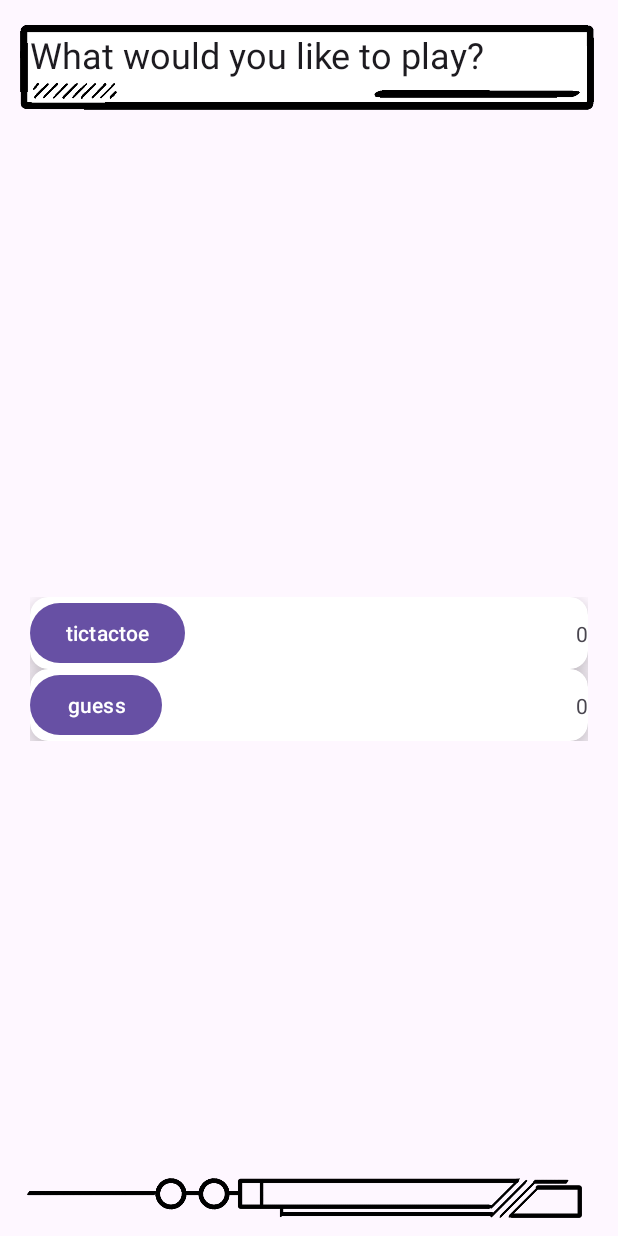
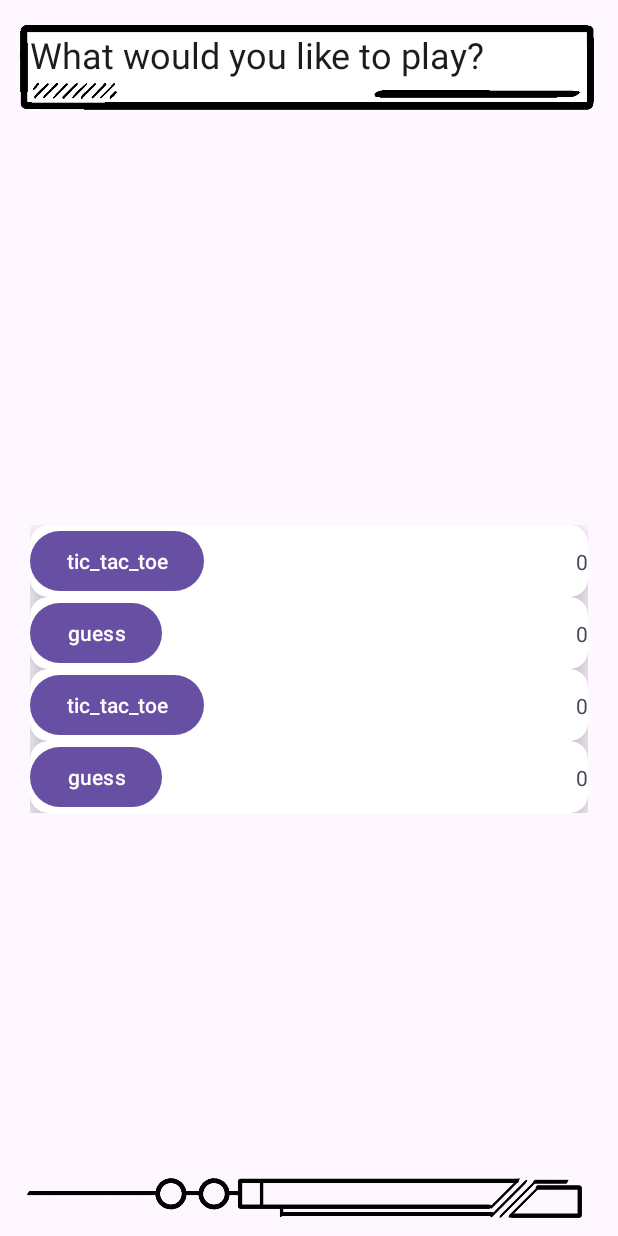
Before and after one commit to wozverine/SimpleGames, an Android app: the screen it shows after launch (MainActivity), after a tap on "guess", on a phone screen of 412 x 824 dp. Run offline under Robolectric (Android 15) with nearby library versions, the phone set to English and light mode, and no system bars; our stand-ins replace Dagger/Hilt's generated code, navigation-ui; 1 other tap on this screen came first.

Commit message:
tictactoe added

```diff
--- a/app/build.gradle.kts
+++ b/app/build.gradle.kts
@@ -70,7 +70,7 @@ dependencies {
     // Lifecycle
     implementation("androidx.lifecycle:lifecycle-viewmodel-ktx:2.6.2")
     implementation("androidx.lifecycle:lifecycle-livedata-ktx:2.6.2")
-    implementation("androidx.activity:activity-ktx:1.8.0")
+    implementation("androidx.activity:activity-ktx:1.8.1")
     //Glide - Lottie
     implementation ("com.github.bumptech.glide:glide:4.16.0")
     implementation ("com.airbnb.android:lottie:6.1.0")
--- a/app/src/main/java/com/glitch/simplegames/ui/home/HomeFragment.kt
+++ b/app/src/main/java/com/glitch/simplegames/ui/home/HomeFragment.kt
@@ -31,7 +31,7 @@ class HomeFragment : Fragment(R.layout.fragment_home) {
 
 
         with(binding){
-            Database.addGames(1,"tictactoe",0)
+            Database.addGames(1,"tic_tac_toe",0)
             Database.addGames(1,"guess",0)
             gameAdapter.updateList(Database.getGames())
             rvGameList.adapter = gameAdapter
@@ -53,6 +53,9 @@ class HomeFragment : Fragment(R.layout.fragment_home) {
     }
 
     private fun onGameClick(id: Int, title: String){
+        if(title=="tic_tac_toe"){
+            findNavController().navigate(R.id.action_homeFragment_to_tictactoeFragment)
+        }
         Toast.makeText(requireContext(), title , Toast.LENGTH_SHORT).show()
     }
 }
--- a/app/src/main/res/navigation/main_graph.xml
+++ b/app/src/main/res/navigation/main_graph.xml
@@ -19,5 +19,15 @@
         android:id="@+id/homeFragment"
         android:name="com.glitch.simplegames.ui.home.HomeFragment"
         android:label="fragment_select_game"
-        tools:layout="@layout/fragment_home" />
+        tools:layout="@layout/fragment_home" >
+        <action
+            android:id="@+id/action_homeFragment_to_tictactoeFragment"
+            app:destination="@id/tictactoeFragment" />
+    </fragment>
+
+    <fragment
+        android:id="@+id/tictactoeFragment"
+        android:name="com.glitch.simplegames.ui.tictactoe.TicTacToeFragment"
+        android:label="fragment_tic_tac_toe"
+        tools:layout="@layout/fragment_tictactoe"/>
 </navigation>
```
Also changed, not shown: app/src/main/java/com/glitch/simplegames/ui/tictactoe/TicTacToeFragment.kt (added, +26 -0 lines), app/src/main/java/com/glitch/simplegames/ui/tictactoe/TicTacToeViewModel.kt (added, +12 -0 lines), app/src/main/res/layout/fragment_tictactoe.xml (added, +18 -0 lines).
